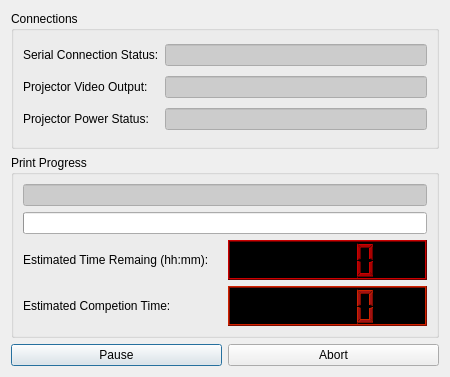
The window that B9Creator/b9print.ui (B9Creations/B9Creator) describes before a commit, drawn with Qt 5.
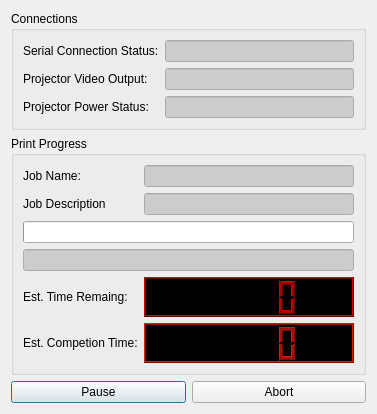
The same window after the commit.

Commit message: Changes to the print status dialog

```diff
--- a/B9Creator/b9print.ui
+++ b/B9Creator/b9print.ui
@@ -6,8 +6,8 @@
    <rect>
     <x>0</x>
     <y>0</y>
-    <width>450</width>
-    <height>377</height>
+    <width>377</width>
+    <height>381</height>
    </rect>
   </property>
   <property name="sizePolicy">
@@ -349,137 +349,95 @@
    </item>
    <item row="1" column="0" colspan="2">
     <widget class="QGroupBox" name="groupBox">
+     <property name="minimumSize">
+      <size>
+       <width>163</width>
+       <height>0</height>
+      </size>
+     </property>
      <property name="title">
       <string>Print Progress</string>
      </property>
-     <layout class="QGridLayout" name="gridLayout">
-      <item row="2" column="0">
-       <widget class="QLabel" name="label_3">
-        <property name="text">
-         <string>Estimated Time Remaing (hh:mm):</string>
+     <layout class="QGridLayout" name="gridLayout" rowstretch="0,0,0,0,0,0,0,0,0,0">
+      <item row="6" column="0" colspan="2">
+       <widget class="QProgressBar" name="progressBarPrintProgress">
+        <property name="toolTip">
+         <string>Print progress bar showing layers completed.</string>
+        </property>
+        <property name="whatsThis">
+         <string>Print progress bar showing layers completed.</string>
+        </property>
+        <property name="value">
+         <number>0</number>
+        </property>
+        <property name="textVisible">
+         <bool>false</bool>
+        </property>
+        <property name="format">
+         <string>%v of %m</string>
         </property>
        </widget>
       </item>
-      <item row="2" column="1">
-       <widget class="QLCDNumber" name="lcdNumberTimeRemaining">
-        <property name="minimumSize">
-         <size>
-          <width>0</width>
-          <height>40</height>
-         </size>
-        </property>
+      <item row="7" column="0" colspan="2">
+       <widget class="QLineEdit" name="lineEditLayerCount">
         <property name="palette">
          <palette>
           <active>
-           <colorrole role="WindowText">
-            <brush brushstyle="SolidPattern">
-             <color alpha="255">
-              <red>170</red>
-              <green>0</green>
-              <blue>0</blue>
-             </color>
-            </brush>
-           </colorrole>
-           <colorrole role="Light">
-            <brush brushstyle="SolidPattern">
-             <color alpha="255">
-              <red>203</red>
-              <green>0</green>
-              <blue>0</blue>
-             </color>
-            </brush>
-           </colorrole>
-           <colorrole role="Dark">
-            <brush brushstyle="SolidPattern">
-             <color alpha="255">
-              <red>103</red>
-              <green>0</green>
-              <blue>0</blue>
-             </color>
-            </brush>
-           </colorrole>
-           <colorrole role="Window">
+           <colorrole role="Text">
             <brush brushstyle="SolidPattern">
              <color alpha="255">
               <red>0</red>
               <green>0</green>
-              <blue>0</blue>
+              <blue>127</blue>
+             </color>
+            </brush>
+           </colorrole>
+           <colorrole role="Base">
+            <brush brushstyle="SolidPattern">
+             <color alpha="255">
+              <red>204</red>
+              <green>204</green>
+              <blue>204</blue>
              </color>
             </brush>
            </colorrole>
           </active>
           <inactive>
-           <colorrole role="WindowText">
-            <brush brushstyle="SolidPattern">
-             <color alpha="255">
-              <red>170</red>
-              <green>0</green>
-              <blue>0</blue>
-             </color>
-            </brush>
-           </colorrole>
-           <colorrole role="Light">
-            <brush brushstyle="SolidPattern">
-             <color alpha="255">
-              <red>203</red>
-              <green>0</green>
-              <blue>0</blue>
-             </color>
-            </brush>
-           </colorrole>
-           <colorrole role="Dark">
-            <brush brushstyle="SolidPattern">
-             <color alpha="255">
-              <red>103</red>
-              <green>0</green>
-              <blue>0</blue>
-             </color>
-            </brush>
-           </colorrole>
-           <colorrole role="Window">
+           <colorrole role="Text">
             <brush brushstyle="SolidPattern">
              <color alpha="255">
               <red>0</red>
               <green>0</green>
-              <blue>0</blue>
+              <blue>127</blue>
+             </color>
+            </brush>
+           </colorrole>
+           <colorrole role="Base">
+            <brush brushstyle="SolidPattern">
+             <color alpha="255">
+              <red>204</red>
+              <green>204</green>
+              <blue>204</blue>
              </color>
             </brush>
            </colorrole>
           </inactive>
           <disabled>
-           <colorrole role="WindowText">
+           <colorrole role="Text">
             <brush brushstyle="SolidPattern">
              <color alpha="255">
-              <red>103</red>
-              <green>0</green>
-              <blue>0</blue>
+              <red>120</red>
+              <green>120</green>
+              <blue>120</blue>
              </color>
             </brush>
            </colorrole>
-           <colorrole role="Light">
+           <colorrole role="Base">
             <brush brushstyle="SolidPattern">
              <color alpha="255">
-              <red>203</red>
-              <green>0</green>
-              <blue>0</blue>
-             </color>
-            </brush>
-           </colorrole>
-           <colorrole role="Dark">
-            <brush brushstyle="SolidPattern">
-             <color alpha="255">
-              <red>103</red>
-              <green>0</green>
-              <blue>0</blue>
-             </color>
-            </brush>
-           </colorrole>
-           <colorrole role="Window">
-            <brush brushstyle="SolidPattern">
-             <color alpha="255">
-              <red>0</red>
-              <green>0</green>
-              <blue>0</blue>
+              <red>240</red>
+              <green>240</green>
+              <blue>240</blue>
              </color>
             </brush>
            </colorrole>
@@ -492,29 +450,35 @@
         <property name="whatsThis">
          <string>Estimated hours and minutes until print is completed.  This is an ESTIMATE!</string>
         </property>
-        <property name="autoFillBackground">
+        <property name="text">
+         <string/>
+        </property>
+        <property name="readOnly">
          <bool>true</bool>
         </property>
-        <property name="smallDecimalPoint">
-         <bool>false</bool>
-        </property>
-        <property name="segmentStyle">
-         <enum>QLCDNumber::Filled</enum>
-        </property>
-        <property name="value" stdset="0">
-         <double>0.000000000000000</double>
-        </property>
        </widget>
       </item>
-      <item row="3" column="0">
+      <item row="9" column="0">
        <widget class="QLabel" name="label_5">
+        <property name="sizePolicy">
+         <sizepolicy hsizetype="Maximum" vsizetype="Preferred">
+          <horstretch>0</horstretch>
+          <verstretch>0</verstretch>
+         </sizepolicy>
+        </property>
         <property name="text">
-         <string>Estimated Competion Time:</string>
+         <string>Est. Competion Time:</string>
         </property>
        </widget>
       </item>
-      <item row="3" column="1">
+      <item row="9" column="1">
        <widget class="QLCDNumber" name="lcdNumberTime">
+        <property name="sizePolicy">
+         <sizepolicy hsizetype="Preferred" vsizetype="Minimum">
+          <horstretch>0</horstretch>
+          <verstretch>0</verstretch>
+         </sizepolicy>
+        </property>
         <property name="minimumSize">
          <size>
           <width>170</width>
@@ -740,66 +704,145 @@
         </property>
        </widget>
       </item>
-      <item row="0" column="0" colspan="2">
-       <widget class="QLineEdit" name="lineEditLayerCount">
+      <item row="8" column="0">
+       <widget class="QLabel" name="label_3">
+        <property name="sizePolicy">
+         <sizepolicy hsizetype="Maximum" vsizetype="Preferred">
+          <horstretch>0</horstretch>
+          <verstretch>0</verstretch>
+         </sizepolicy>
+        </property>
+        <property name="text">
+         <string>Est. Time Remaing:</string>
+        </property>
+       </widget>
+      </item>
+      <item row="8" column="1">
+       <widget class="QLCDNumber" name="lcdNumberTimeRemaining">
+        <property name="sizePolicy">
+         <sizepolicy hsizetype="Preferred" vsizetype="Minimum">
+          <horstretch>0</horstretch>
+          <verstretch>0</verstretch>
+         </sizepolicy>
+        </property>
+        <property name="minimumSize">
+         <size>
+          <width>0</width>
+          <height>40</height>
+         </size>
+        </property>
         <property name="palette">
          <palette>
           <active>
-           <colorrole role="Text">
+           <colorrole role="WindowText">
+            <brush brushstyle="SolidPattern">
+             <color alpha="255">
+              <red>170</red>
+              <green>0</green>
+              <blue>0</blue>
+             </color>
+            </brush>
+           </colorrole>
+           <colorrole role="Light">
+            <brush brushstyle="SolidPattern">
+             <color alpha="255">
+              <red>203</red>
+              <green>0</green>
+              <blue>0</blue>
+             </color>
+            </brush>
+           </colorrole>
+           <colorrole role="Dark">
+            <brush brushstyle="SolidPattern">
+             <color alpha="255">
+              <red>103</red>
+              <green>0</green>
+              <blue>0</blue>
+             </color>
+            </brush>
+           </colorrole>
+           <colorrole role="Window">
             <brush brushstyle="SolidPattern">
              <color alpha="255">
               <red>0</red>
               <green>0</green>
-              <blue>127</blue>
-             </color>
-            </brush>
-           </colorrole>
-           <colorrole role="Base">
-            <brush brushstyle="SolidPattern">
-             <color alpha="255">
-              <red>204</red>
-              <green>204</green>
-              <blue>204</blue>
+              <blue>0</blue>
              </color>
             </brush>
            </colorrole>
           </active>
           <inactive>
-           <colorrole role="Text">
+           <colorrole role="WindowText">
+            <brush brushstyle="SolidPattern">
+             <color alpha="255">
+              <red>170</red>
+              <green>0</green>
+              <blue>0</blue>
+             </color>
+            </brush>
+           </colorrole>
+           <colorrole role="Light">
+            <brush brushstyle="SolidPattern">
+             <color alpha="255">
+              <red>203</red>
+              <green>0</green>
+              <blue>0</blue>
+             </color>
+            </brush>
+           </colorrole>
+           <colorrole role="Dark">
+            <brush brushstyle="SolidPattern">
+             <color alpha="255">
+              <red>103</red>
+              <green>0</green>
+              <blue>0</blue>
+             </color>
+            </brush>
+           </colorrole>
+           <colorrole role="Window">
             <brush brushstyle="SolidPattern">
              <color alpha="255">
               <red>0</red>
               <green>0</green>
-              <blue>127</blue>
-             </color>
-            </brush>
-           </colorrole>
-           <colorrole role="Base">
-            <brush brushstyle="SolidPattern">
-             <color alpha="255">
-              <red>204</red>
-              <green>204</green>
-              <blue>204</blue>
+              <blue>0</blue>
              </color>
             </brush>
            </colorrole>
           </inactive>
           <disabled>
-           <colorrole role="Text">
+           <colorrole role="WindowText">
             <brush brushstyle="SolidPattern">
              <color alpha="255">
-              <red>120</red>
-              <green>120</green>
-              <blue>120</blue>
+              <red>103</red>
+              <green>0</green>
+              <blue>0</blue>
              </color>
             </brush>
            </colorrole>
-           <colorrole role="Base">
+           <colorrole role="Light">
             <brush brushstyle="SolidPattern">
              <color alpha="255">
-              <red>240</red>
-              <green>240</green>
-              <blue>240</blue>
+              <red>203</red>
+              <green>0</green>
+              <blue>0</blue>
+             </color>
+            </brush>
+           </colorrole>
+           <colorrole role="Dark">
+            <brush brushstyle="SolidPattern">
+             <color alpha="255">
+              <red>103</red>
+              <green>0</green>
+              <blue>0</blue>
+             </color>
+            </brush>
+           </colorrole>
+           <colorrole role="Window">
+            <brush brushstyle="SolidPattern">
+             <color alpha="255">
+              <red>0</red>
+              <green>0</green>
+              <blue>0</blue>
              </color>
             </brush>
            </colorrole>
@@ -812,30 +855,212 @@
         <property name="whatsThis">
          <string>Status of the printing process.</string>
         </property>
-        <property name="text">
-         <string/>
-        </property>
-        <property name="readOnly">
+        <property name="autoFillBackground">
          <bool>true</bool>
         </property>
-       </widget>
-      </item>
-      <item row="1" column="0" colspan="2">
-       <widget class="QProgressBar" name="progressBarPrintProgress">
-        <property name="toolTip">
-         <string>Print progress bar showing layers completed.</string>
-        </property>
-        <property name="whatsThis">
-         <string>Print progress bar showing layers completed.</string>
-        </property>
-        <property name="value">
-         <number>0</number>
-        </property>
-        <property name="textVisible">
+        <property name="smallDecimalPoint">
          <bool>false</bool>
         </property>
-        <property name="format">
-         <string>%v of %m</string>
+        <property name="segmentStyle">
+         <enum>QLCDNumber::Filled</enum>
+        </property>
+        <property name="value" stdset="0">
+         <double>0.000000000000000</double>
+        </property>
+       </widget>
+      </item>
+      <item row="3" column="1">
+       <widget class="QLineEdit" name="lineEditJobName">
+        <property name="sizePolicy">
+         <sizepolicy hsizetype="Preferred" vsizetype="Preferred">
+          <horstretch>0</horstretch>
+          <verstretch>0</verstretch>
+         </sizepolicy>
+        </property>
+        <property name="palette">
+         <palette>
+          <active>
+           <colorrole role="Text">
+            <brush brushstyle="SolidPattern">
+             <color alpha="255">
+              <red>0</red>
+              <green>0</green>
+              <blue>127</blue>
+             </color>
+            </brush>
+           </colorrole>
+           <colorrole role="Base">
+            <brush brushstyle="SolidPattern">
+             <color alpha="255">
+              <red>204</red>
+              <green>204</green>
+              <blue>204</blue>
+             </color>
+            </brush>
+           </colorrole>
+          </active>
+          <inactive>
+           <colorrole role="Text">
+            <brush brushstyle="SolidPattern">
+             <color alpha="255">
+              <red>0</red>
+              <green>0</green>
+              <blue>127</blue>
+             </color>
+            </brush>
+           </colorrole>
+           <colorrole role="Base">
+            <brush brushstyle="SolidPattern">
+             <color alpha="255">
+              <red>204</red>
+              <green>204</green>
+              <blue>204</blue>
+             </color>
+            </brush>
+           </colorrole>
+          </inactive>
+          <disabled>
+           <colorrole role="Text">
+            <brush brushstyle="SolidPattern">
+             <color alpha="255">
+              <red>120</red>
+              <green>120</green>
+              <blue>120</blue>
+             </color>
+            </brush>
+           </colorrole>
+           <colorrole role="Base">
+            <brush brushstyle="SolidPattern">
+             <color alpha="255">
+              <red>240</red>
+              <green>240</green>
+              <blue>240</blue>
+             </color>
+            </brush>
+           </colorrole>
+          </disabled>
+         </palette>
+        </property>
+        <property name="toolTip">
+         <string>Job File Name</string>
+        </property>
+        <property name="whatsThis">
+         <string>Job File Name.  Short description of the print job.</string>
+        </property>
+        <property name="readOnly">
+         <bool>true</bool>
+        </property>
+       </widget>
+      </item>
+      <item row="3" column="0">
+       <widget class="QLabel" name="label_6">
+        <property name="sizePolicy">
+         <sizepolicy hsizetype="Maximum" vsizetype="Preferred">
+          <horstretch>0</horstretch>
+          <verstretch>0</verstretch>
+         </sizepolicy>
+        </property>
+        <property name="text">
+         <string>Job Name:</string>
+        </property>
+       </widget>
+      </item>
+      <item row="4" column="0">
+       <widget class="QLabel" name="label_7">
+        <property name="sizePolicy">
+         <sizepolicy hsizetype="Maximum" vsizetype="Preferred">
+          <horstretch>0</horstretch>
+          <verstretch>0</verstretch>
+         </sizepolicy>
+        </property>
+        <property name="text">
+         <string>Job Description</string>
+        </property>
+       </widget>
+      </item>
+      <item row="4" column="1">
+       <widget class="QLineEdit" name="lineEditJobDescription">
+        <property name="enabled">
+         <bool>true</bool>
+        </property>
+        <property name="sizePolicy">
+         <sizepolicy hsizetype="Preferred" vsizetype="Preferred">
+          <horstretch>0</horstretch>
+          <verstretch>0</verstretch>
+         </sizepolicy>
+        </property>
+        <property name="palette">
+         <palette>
+          <active>
+           <colorrole role="Text">
+            <brush brushstyle="SolidPattern">
+             <color alpha="255">
+              <red>0</red>
+              <green>0</green>
+              <blue>127</blue>
+             </color>
+            </brush>
+           </colorrole>
+           <colorrole role="Base">
+            <brush brushstyle="SolidPattern">
+             <color alpha="255">
+              <red>204</red>
+              <green>204</green>
+              <blue>204</blue>
+             </color>
+            </brush>
+           </colorrole>
+          </active>
+          <inactive>
+           <colorrole role="Text">
+            <brush brushstyle="SolidPattern">
+             <color alpha="255">
+              <red>0</red>
+              <green>0</green>
+              <blue>127</blue>
+             </color>
+            </brush>
+           </colorrole>
+           <colorrole role="Base">
+            <brush brushstyle="SolidPattern">
+             <color alpha="255">
+              <red>204</red>
+              <green>204</green>
+              <blue>204</blue>
+             </color>
+            </brush>
+           </colorrole>
+          </inactive>
+          <disabled>
+           <colorrole role="Text">
+            <brush brushstyle="SolidPattern">
+             <color alpha="255">
+              <red>120</red>
+              <green>120</green>
+              <blue>120</blue>
+             </color>
+            </brush>
+           </colorrole>
+           <colorrole role="Base">
+            <brush brushstyle="SolidPattern">
+             <color alpha="255">
+              <red>240</red>
+              <green>240</green>
+              <blue>240</blue>
+             </color>
+            </brush>
+           </colorrole>
+          </disabled>
+         </palette>
+        </property>
+        <property name="toolTip">
+         <string>Job Description</string>
+        </property>
+        <property name="whatsThis">
+         <string>Long description of the job file.</string>
+        </property>
+        <property name="readOnly">
+         <bool>true</bool>
         </property>
        </widget>
       </item>
```
Left out of the diff: 23 changed lines with no effect on the pictures. The commit also changes 1 other file.
